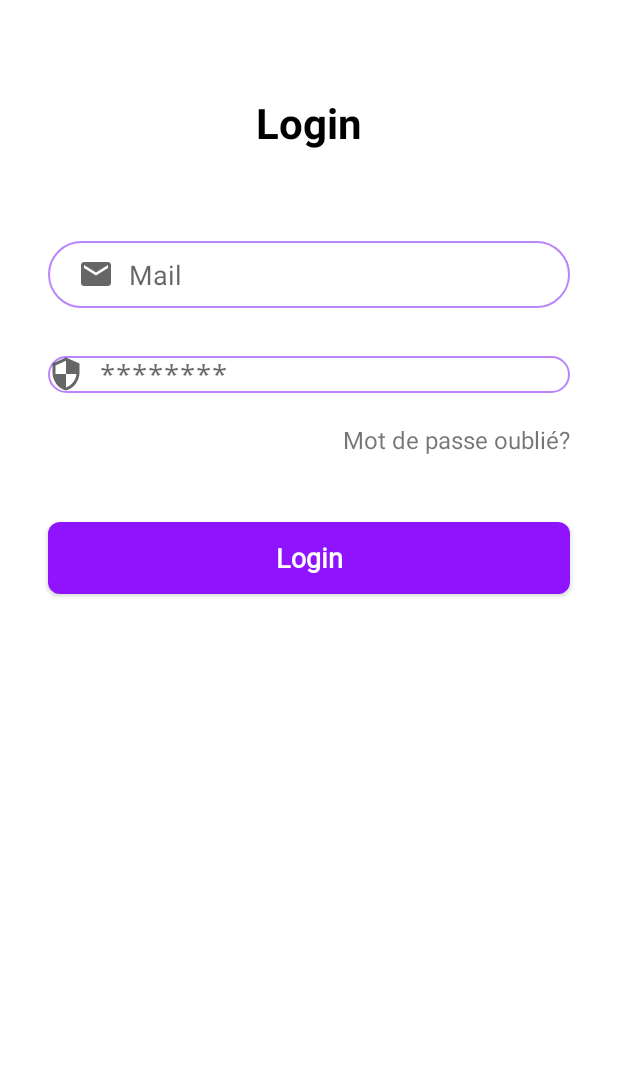
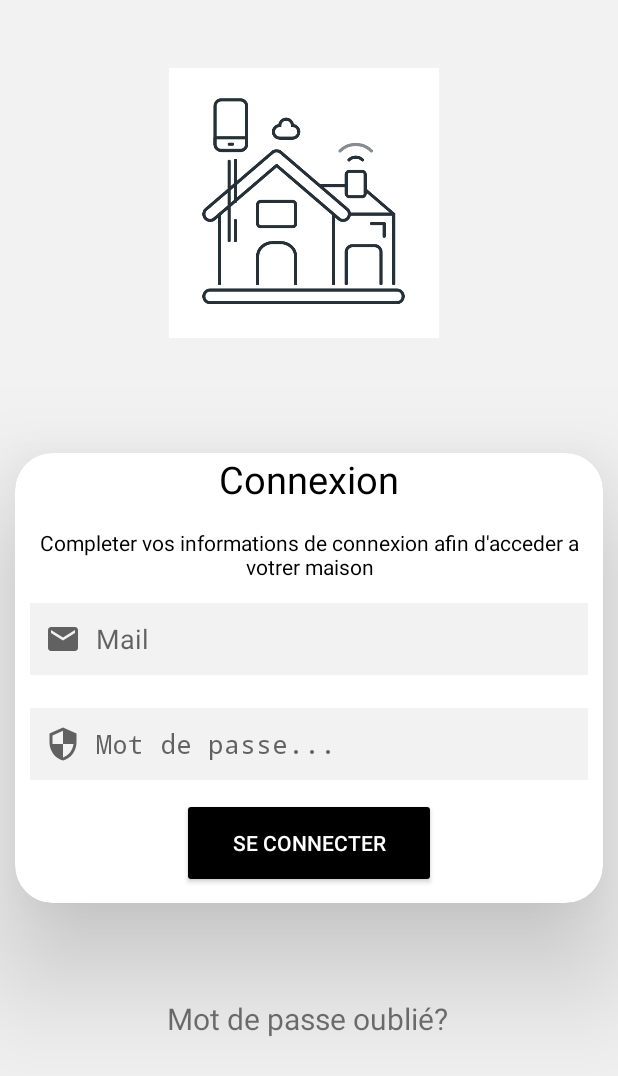
Before and after one commit to Moucharraf/projet2023, an Android app: the screen it shows after launch (LoginActivity), on a phone screen of 412 x 824 dp. Shown: the top 1076 px of the screen. Run offline under Robolectric (Android 15) with nearby library versions, the phone set to English and light mode, and no system bars; our stand-ins replace Firebase (no records; nobody signed in at launch, a user with empty details on screens opened directly).

Commit message:
Interface Login amelioration

```diff
--- a/app/src/main/java/com/adi/projet2023/activity/Composants.java
+++ b/app/src/main/java/com/adi/projet2023/activity/Composants.java
@@ -1,12 +1,10 @@
 package com.adi.projet2023.activity;
 
-import android.annotation.SuppressLint;
 import android.os.Bundle;
 import android.view.LayoutInflater;
 import android.view.View;
 import android.widget.ImageView;
 import android.widget.LinearLayout;
-import android.widget.Switch;
 import android.widget.TextView;
 
 import androidx.appcompat.app.AppCompatActivity;
--- a/app/src/main/res/layout/activity_login.xml
+++ b/app/src/main/res/layout/activity_login.xml
@@ -3,98 +3,114 @@
     xmlns:tools="http://schemas.android.com/tools"
     android:layout_width="match_parent"
     android:layout_height="match_parent"
-    xmlns:app="http://schemas.android.com/apk/res-auto">
+    xmlns:app="http://schemas.android.com/apk/res-auto"
+    android:background="#f2f2f2">
+
+    <pl.droidsonroids.gif.GifImageView
+        android:layout_width="wrap_content"
+        android:layout_height="180dp"
+        android:src="@drawable/accueil"
+        app:layout_constraintBottom_toBottomOf="parent"
+        app:layout_constraintEnd_toEndOf="parent"
+        app:layout_constraintHorizontal_bias="0.7"
+        app:layout_constraintStart_toStartOf="parent"
+        app:layout_constraintTop_toTopOf="parent"
+        app:layout_constraintVertical_bias="0.07"
+        android:layout_marginRight="10dp"
+        android:layout_marginLeft="10dp"/>
+
+    <androidx.cardview.widget.CardView
+        android:id="@+id/cardView2"
+        android:layout_width="match_parent"
+        android:layout_height="300dp"
+        android:layout_marginTop="80dp"
+        android:layout_marginLeft="10dp"
+        android:layout_marginRight="10dp"
+        app:cardBackgroundColor="@color/white"
+        app:cardCornerRadius="25sp"
+        app:cardElevation="50sp"
+        app:layout_constraintBottom_toBottomOf="parent"
+        app:layout_constraintEnd_toEndOf="parent"
+        app:layout_constraintStart_toStartOf="parent"
+        app:layout_constraintTop_toTopOf="parent">
+
+        <RelativeLayout
+            android:layout_width="match_parent"
+            android:layout_height="match_parent">
 
             <TextView
                 android:id="@+id/txtTitre"
+                android:layout_width="match_parent"
+                android:layout_height="wrap_content"
+                android:layout_gravity="center"
+                android:gravity="center"
+                android:text="Connexion"
+                android:textColor="@color/black"
+                android:textSize="25sp" />
+
+            <TextView
                 android:layout_width="wrap_content"
                 android:layout_height="wrap_content"
-        android:text="Login"
-        android:textColor="@color/black"
-        android:textSize="28sp"
-        android:textStyle="bold"
-        app:layout_constraintBottom_toBottomOf="parent"
-        app:layout_constraintEnd_toEndOf="parent"
-        app:layout_constraintStart_toStartOf="parent"
-        app:layout_constraintTop_toTopOf="parent"
-        app:layout_constraintVertical_bias="0.07999998" />
+                android:layout_marginLeft="15dp"
+                android:layout_marginTop="50dp"
+                android:layout_marginRight="15dp"
+                android:gravity="center"
+                android:text="Completer vos informations de connexion afin d'acceder a votrer maison"
+                android:textColor="@color/black" />
 
             <EditText
                 android:id="@+id/txtMailLoginAdmin"
-        android:layout_width="0dp"
-        android:layout_height="wrap_content"
-        android:layout_marginStart="32dp"
-        android:layout_marginTop="60dp"
-        android:layout_marginEnd="32dp"
-        android:background="@drawable/txt_background"
+                android:layout_width="match_parent"
+                android:layout_height="48dp"
+                android:layout_marginLeft="10dp"
+                android:layout_marginTop="100dp"
+                android:layout_marginRight="10dp"
+                android:background="#f2f2f2"
                 android:drawableLeft="@drawable/ic_email"
                 android:drawablePadding="10dp"
-        android:ems="10"
                 android:hint="Mail"
                 android:inputType="textEmailAddress"
-        android:paddingLeft="20dp"
-        android:paddingTop="10dp"
-        android:paddingRight="10dp"
-        android:paddingBottom="10dp"
-        app:layout_constraintEnd_toEndOf="parent"
-        app:layout_constraintStart_toStartOf="parent"
-        app:layout_constraintTop_toBottomOf="@+id/txtTitre" />
+                android:padding="10dp" />
 
             <EditText
                 android:id="@+id/txtPasswordLoginAdmin"
-        android:layout_width="0dp"
-        android:layout_height="wrap_content"
-        android:layout_marginTop="32dp"
-        android:background="@drawable/txt_background"
+                android:layout_width="match_parent"
+                android:layout_height="48dp"
+                android:layout_marginLeft="10dp"
+                android:layout_marginTop="170dp"
+                android:layout_marginRight="10dp"
+                android:background="#f2f2f2"
                 android:drawableLeft="@drawable/ic_security"
                 android:drawablePadding="10dp"
-        android:ems="10"
-        android:hint="********"
+                android:hint="Mot de passe..."
                 android:inputType="textPassword"
-        app:layout_constraintEnd_toEndOf="@+id/txtMailLoginAdmin"
-        app:layout_constraintStart_toStartOf="@+id/txtMailLoginAdmin"
-        app:layout_constraintTop_toBottomOf="@+id/txtMailLoginAdmin" />
+                android:padding="10dp" />
+
+            <Button
+                android:id="@+id/btnLoginAdmin"
+                android:layout_width="150dp"
+                android:layout_height="60dp"
+                android:layout_alignParentStart="true"
+                android:layout_alignParentEnd="true"
+                android:layout_marginLeft="111dp"
+                android:layout_marginTop="230dp"
+                android:layout_marginRight="111dp"
+                android:backgroundTint="@color/black"
+                android:text="Se connecter"
+                android:textColor="@color/white" />
+        </RelativeLayout>
+    </androidx.cardview.widget.CardView>
 
     <TextView
         android:id="@+id/txtPasswordOublieAdmin"
         android:layout_width="wrap_content"
         android:layout_height="wrap_content"
-        android:layout_marginTop="20dp"
         android:text="Mot de passe oublié?"
-        android:textSize="16sp"
-        app:layout_constraintEnd_toEndOf="@+id/txtPasswordLoginAdmin"
-        app:layout_constraintHorizontal_bias="1.0"
-        app:layout_constraintStart_toStartOf="@+id/txtPasswordLoginAdmin"
-        app:layout_constraintTop_toBottomOf="@+id/txtPasswordLoginAdmin" />
-
-    <Button
-        android:id="@+id/btnLoginAdmin"
-        android:layout_width="0dp"
-        android:layout_height="wrap_content"
-        android:layout_marginTop="44dp"
-        android:text="Login"
-        android:background="@drawable/buttonshape"
-        android:fontFamily="@font/calibri"
-        android:textAllCaps="false"
-        android:textColor="#ffffff"
-        android:textSize="18sp"
-        android:textStyle="bold"
-        app:layout_constraintEnd_toEndOf="@+id/txtPasswordLoginAdmin"
-        app:layout_constraintHorizontal_bias="0.498"
-        app:layout_constraintStart_toStartOf="@+id/txtPasswordLoginAdmin"
-        app:layout_constraintTop_toBottomOf="@+id/txtPasswordOublieAdmin" />
-
-    <LinearLayout
-        android:layout_width="0dp"
-        android:layout_height="wrap_content"
-        android:layout_marginTop="16dp"
-        android:orientation="horizontal"
-        android:textAlignment="center"
-        app:layout_constraintEnd_toEndOf="@+id/btnLoginAdmin"
-        app:layout_constraintStart_toStartOf="@+id/btnLoginAdmin"
-        app:layout_constraintTop_toBottomOf="@+id/btnLoginAdmin">
-
-    </LinearLayout>
-
-
+        android:textSize="20sp"
+        app:layout_constraintBottom_toBottomOf="parent"
+        app:layout_constraintEnd_toEndOf="parent"
+        app:layout_constraintHorizontal_bias="0.497"
+        app:layout_constraintStart_toStartOf="parent"
+        app:layout_constraintTop_toTopOf="parent"
+        app:layout_constraintVertical_bias="0.835" />
 </androidx.constraintlayout.widget.ConstraintLayout>
```
Also changed, not shown: app/src/main/java/com/adi/projet2023/activity/ChoixLocalActivity.java (+6 -13 lines), app/src/main/res/drawable/accueil.gif (added), app/src/main/res/drawable/accueil1.gif (added). Lines whose indentation alone changed are shown as unchanged.
